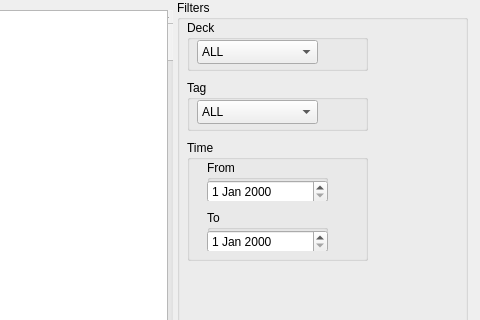
Qt form ui/explorer.ui (wuacs/failure_tracking) before a commit; both pictures show x 323 to 803 and y 0 to 320 of the 803 by 728 pixel window.
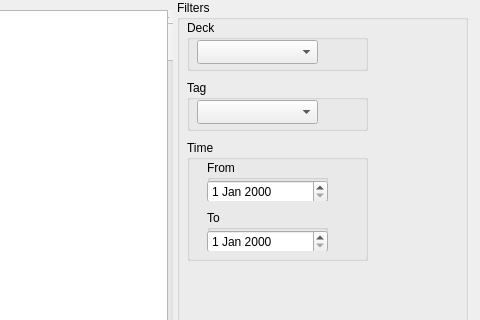
The same form after that commit.

Commit message: added doubleclick view in explorer

```diff
--- a/ui/explorer.ui
+++ b/ui/explorer.ui
@@ -75,13 +75,8 @@
       <string/>
      </property>
      <property name="currentText">
-      <string>ALL</string>
+      <string/>
      </property>
-     <item>
-      <property name="text">
-       <string>ALL</string>
-      </property>
-     </item>
     </widget>
    </widget>
    <widget class="QGroupBox" name="tag_filter_group">
@@ -105,11 +100,6 @@
        <height>24</height>
       </rect>
      </property>
-     <item>
-      <property name="text">
-       <string>ALL</string>
-      </property>
-     </item>
     </widget>
    </widget>
    <widget class="QGroupBox" name="filter_date_combobox">
```
The commit also changes 7 other files.
